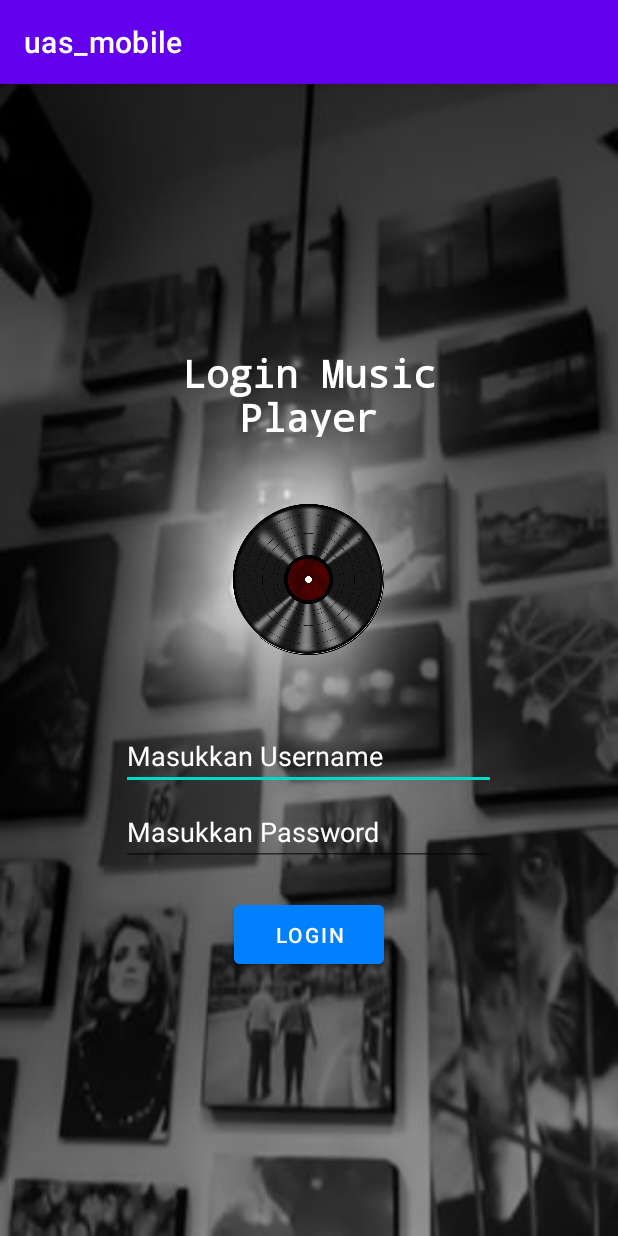
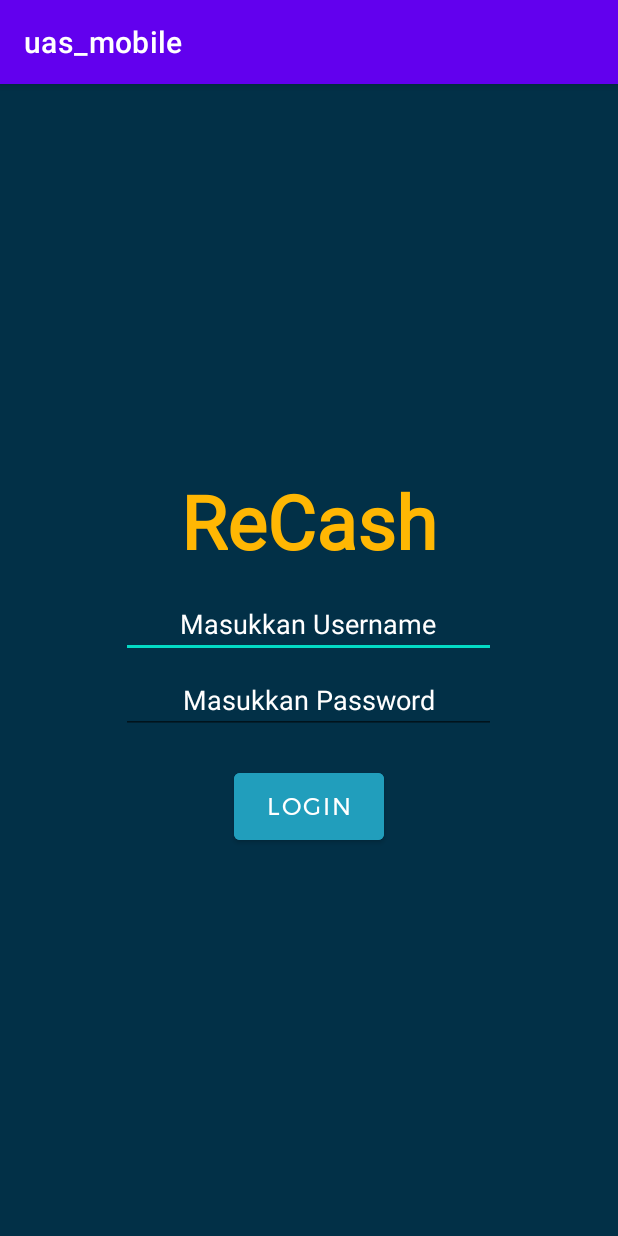
Before and after one commit to andriansanto/UAS_Mobile21, an Android app: the login_activity screen opened directly, with no data from a screen before it, on a phone screen of 412 x 824 dp. Run offline under Robolectric (Android 15) with nearby library versions, the phone set to English and light mode, and no system bars.

Commit message:
Login & Register Layout

```diff
--- a/app/src/main/res/layout/activity_login.xml
+++ b/app/src/main/res/layout/activity_login.xml
@@ -7,29 +7,26 @@
     android:layout_height="match_parent"
     android:orientation="vertical"
     android:gravity="center"
-    android:background="@drawable/back4"
+    android:background="@color/birudongker"
     tools:context=".MainActivity">
 
     <TextView
         android:layout_width="200dp"
         android:layout_height="60dp"
-        android:fontFamily="monospace"
+        android:fontFamily="@font/baloo"
         android:gravity="center"
-        android:text="Login Music Player"
-        android:textColor="@color/white"
-        android:textSize="25dp"
+        android:text="ReCash"
+        android:textColor="@color/kuning"
+        android:textSize="50sp"
         android:textStyle="bold" />
-    <ImageView
-        android:layout_marginTop="20dp"
-        android:layout_width="250dp"
-        android:layout_height="150dp"
-        android:src="@drawable/logo"/>
+
     <EditText
         android:id="@+id/username"
         android:layout_width="250dp"
         android:layout_height="wrap_content"
         android:layout_marginTop="20dp"
         android:lines="1"
+        android:textAlignment="center"
         android:maxLines="1"
         android:singleLine="true"
         android:hint="Masukkan Username"
@@ -40,20 +37,24 @@
         android:layout_width="250dp"
         android:layout_marginTop="5dp"
         android:layout_height="wrap_content"
+        android:textAlignment="center"
         android:inputType="textPassword"
         android:hint="Masukkan Password"
         android:textColor="@color/white"
         android:textColorHint="@color/white"/>
+
     <Button
         android:id="@+id/login"
         android:layout_width="100dp"
-        android:backgroundTint="@color/birujanda"
         android:layout_height="wrap_content"
+        android:layout_marginTop="20dp"
+        android:backgroundTint="@color/biru"
+        android:fontFamily="@font/montserrat"
         android:padding="10dp"
+        android:text="Login"
+        android:textAlignment="center"
         android:textColor="@color/white"
-        android:layout_marginTop="20dp"
-        android:text="Login"/>
-
+        android:textSize="16sp" />
 
 
 </LinearLayout>
```
Also changed, not shown: app/src/main/res/layout/activity_register.xml (added, +115 -0 lines).
